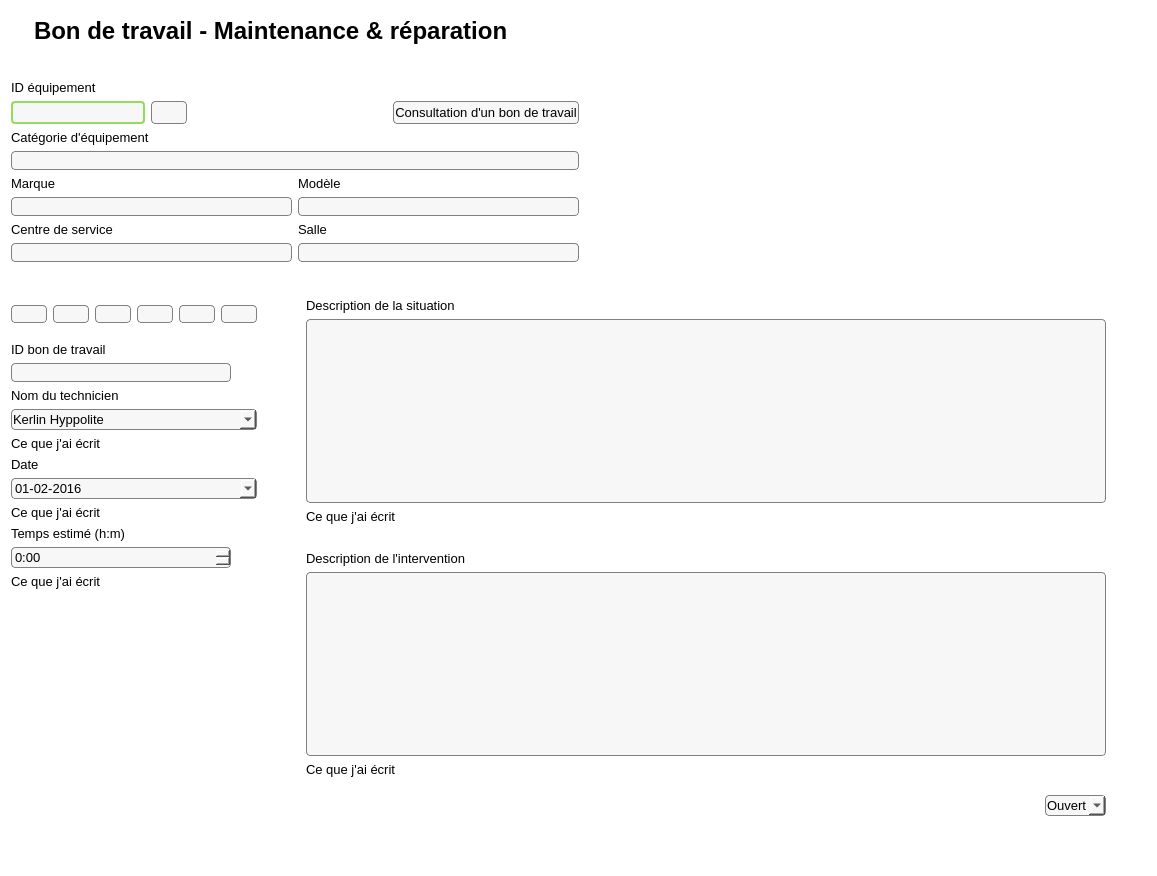
First picture: the form in Interface/FenetresEnUI/BdT3.ui, repository ProjetPC2/SIMM2.0-DEV, before the edit.
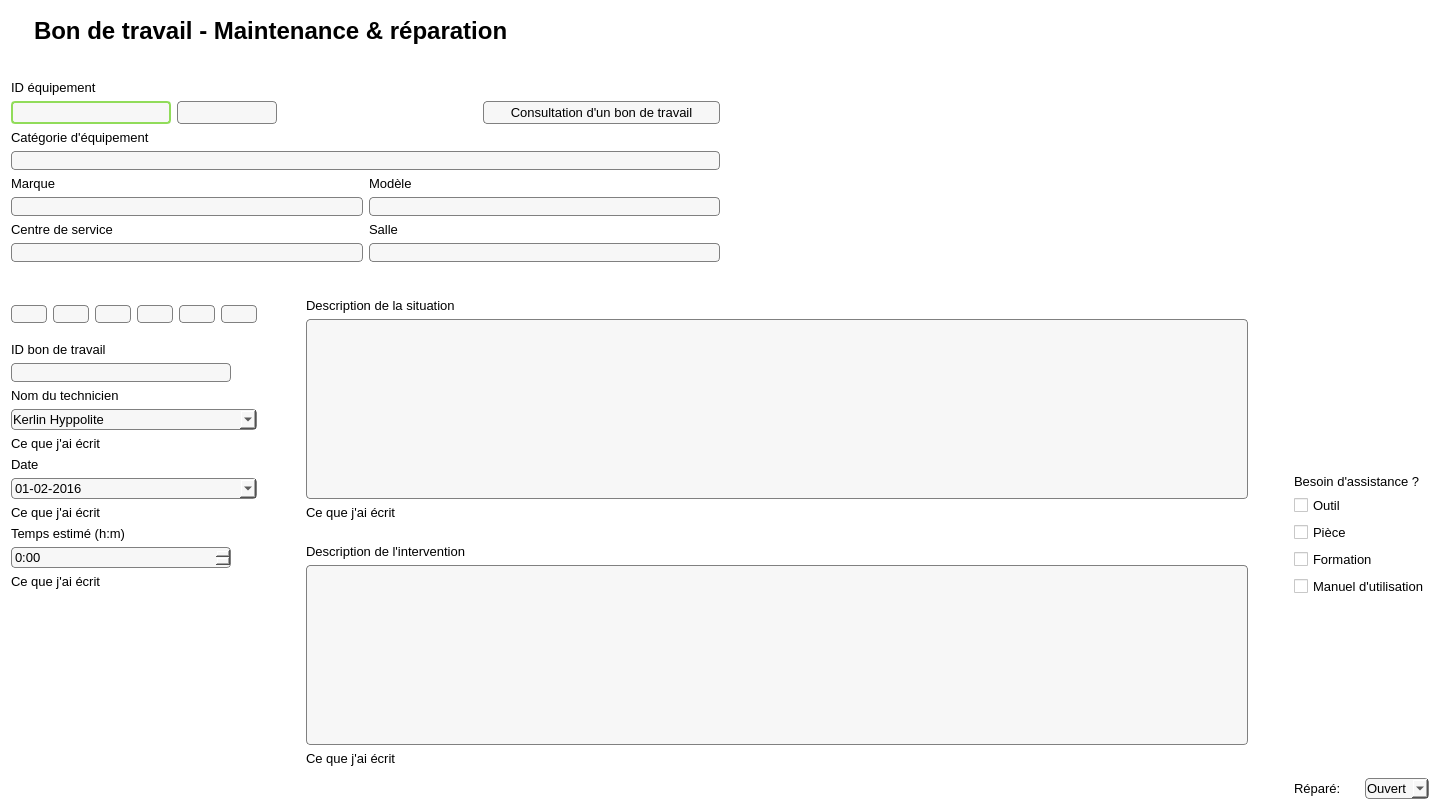
Second picture: the form after the edit. Icons and pictures are not drawn.

The edit to the form file:
```diff
--- a/Interface/FenetresEnUI/BdT3.ui
+++ b/Interface/FenetresEnUI/BdT3.ui
@@ -6,10 +6,16 @@
    <rect>
     <x>0</x>
     <y>0</y>
-    <width>1157</width>
-    <height>876</height>
+    <width>1440</width>
+    <height>810</height>
    </rect>
   </property>
+  <property name="maximumSize">
+   <size>
+    <width>1440</width>
+    <height>810</height>
+   </size>
+  </property>
   <property name="windowTitle">
    <string>Form</string>
   </property>
@@ -1095,45 +1101,6 @@
          </property>
         </widget>
        </item>
-       <item>
-        <layout class="QHBoxLayout" name="horizontalLayout_9">
-         <item>
-          <spacer name="horizontalSpacer">
-           <property name="orientation">
-            <enum>Qt::Horizontal</enum>
-           </property>
-           <property name="sizeHint" stdset="0">
-            <size>
-             <width>40</width>
-             <height>45</height>
-            </size>
-           </property>
-          </spacer>
-         </item>
-         <item>
-          <widget class="QComboBox" name="comboBoxOuvertFerme">
-           <property name="font">
-            <font>
-             <pointsize>10</pointsize>
-            </font>
-           </property>
-           <property name="styleSheet">
-            <string notr="true"/>
-           </property>
-           <item>
-            <property name="text">
-             <string>Ouvert</string>
-            </property>
-           </item>
-           <item>
-            <property name="text">
-             <string>Fermé</string>
-            </property>
-           </item>
-          </widget>
-         </item>
-        </layout>
-       </item>
        <item>
         <layout class="QVBoxLayout" name="verticalLayout_9">
          <item>
@@ -1172,6 +1139,140 @@
        </property>
       </spacer>
      </item>
+     <item>
+      <layout class="QVBoxLayout" name="verticalLayout_5">
+       <item>
+        <spacer name="verticalSpacer_9">
+         <property name="orientation">
+          <enum>Qt::Vertical</enum>
+         </property>
+         <property name="sizeHint" stdset="0">
+          <size>
+           <width>20</width>
+           <height>40</height>
+          </size>
+         </property>
+        </spacer>
+       </item>
+       <item>
+        <widget class="QLabel" name="Assistancelabel">
+         <property name="font">
+          <font>
+           <pointsize>10</pointsize>
+          </font>
+         </property>
+         <property name="text">
+          <string>Besoin d'assistance ?</string>
+         </property>
+        </widget>
+       </item>
+       <item>
+        <widget class="QCheckBox" name="checkBox">
+         <property name="font">
+          <font>
+           <pointsize>10</pointsize>
+          </font>
+         </property>
+         <property name="text">
+          <string>Outil</string>
+         </property>
+        </widget>
+       </item>
+       <item>
+        <widget class="QCheckBox" name="checkBox_2">
+         <property name="font">
+          <font>
+           <pointsize>10</pointsize>
+          </font>
+         </property>
+         <property name="text">
+          <string>Pièce</string>
+         </property>
+        </widget>
+       </item>
+       <item>
+        <widget class="QCheckBox" name="checkBox_3">
+         <property name="font">
+          <font>
+           <pointsize>10</pointsize>
+          </font>
+         </property>
+         <property name="text">
+          <string>Formation</string>
+         </property>
+        </widget>
+       </item>
+       <item>
+        <widget class="QCheckBox" name="checkBox_4">
+         <property name="font">
+          <font>
+           <pointsize>10</pointsize>
+          </font>
+         </property>
+         <property name="text">
+          <string>Manuel d'utilisation</string>
+         </property>
+        </widget>
+       </item>
+       <item>
+        <spacer name="verticalSpacer_8">
+         <property name="orientation">
+          <enum>Qt::Vertical</enum>
+         </property>
+         <property name="sizeHint" stdset="0">
+          <size>
+           <width>20</width>
+           <height>40</height>
+          </size>
+         </property>
+        </spacer>
+       </item>
+       <item>
+        <layout class="QHBoxLayout" name="horizontalLayout_9">
+         <item>
+          <widget class="QLabel" name="SiReparelabel">
+           <property name="font">
+            <font>
+             <pointsize>10</pointsize>
+            </font>
+           </property>
+           <property name="text">
+            <string>Réparé: </string>
+           </property>
+          </widget>
+         </item>
+         <item>
+          <widget class="QComboBox" name="comboBoxOuvertFerme">
+           <property name="font">
+            <font>
+             <pointsize>10</pointsize>
+            </font>
+           </property>
+           <property name="focusPolicy">
+            <enum>Qt::WheelFocus</enum>
+           </property>
+           <property name="styleSheet">
+            <string notr="true"/>
+           </property>
+           <property name="currentText">
+            <string>Ouvert</string>
+           </property>
+           <item>
+            <property name="text">
+             <string>Ouvert</string>
+            </property>
+           </item>
+           <item>
+            <property name="text">
+             <string>Fermé</string>
+            </property>
+           </item>
+          </widget>
+         </item>
+        </layout>
+       </item>
+      </layout>
+     </item>
     </layout>
    </item>
   </layout>
```
Left out of the diff: 1 changed line with no effect on the pictures.
